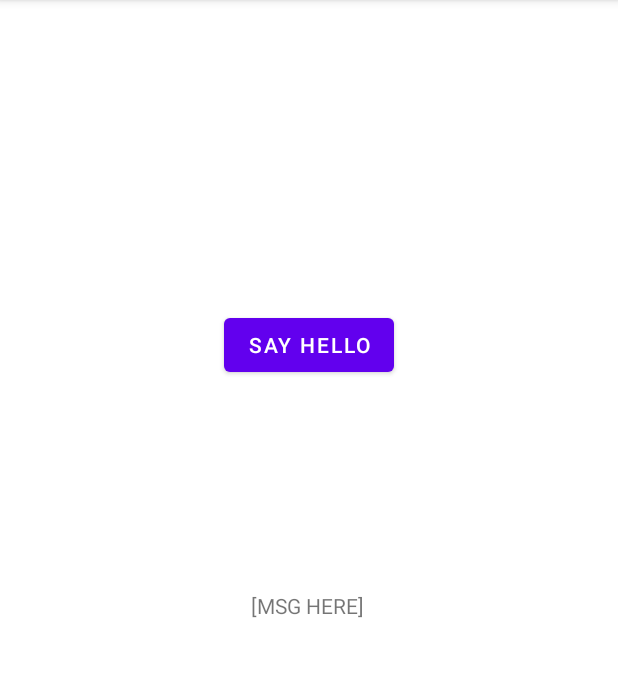
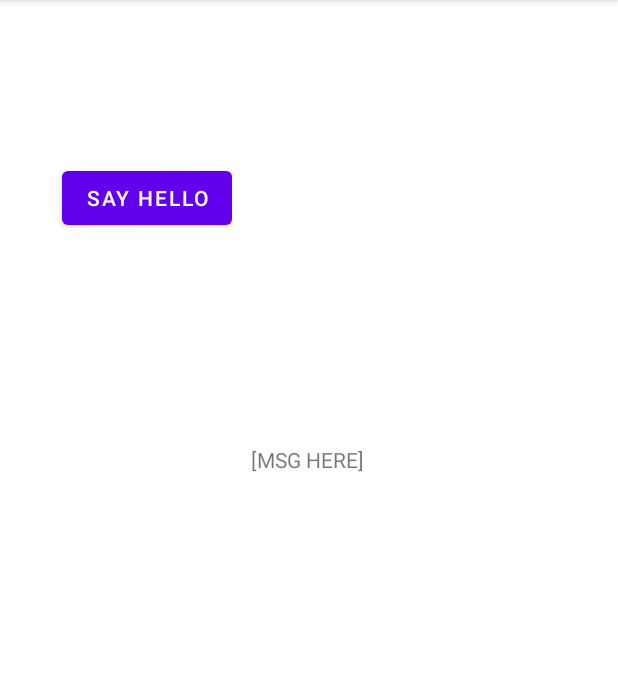
Before and after one commit to erenbudur/CS-501, an Android app: the screen it shows after launch (MainActivity), on a phone screen of 412 x 824 dp, the part 84-761 px from its top. Run offline under Robolectric (Android 15) with nearby library versions, the phone set to English and light mode, and no system bars.

Commit message:
changed xml file

```diff
--- a/HW1/app/src/main/res/layout/activity_main.xml
+++ b/HW1/app/src/main/res/layout/activity_main.xml
@@ -10,9 +10,10 @@
         android:id="@+id/btnSayHello"
         android:layout_width="wrap_content"
         android:layout_height="wrap_content"
-        android:layout_marginTop="206dp"
+        android:layout_marginTop="108dp"
         android:text="Say Hello"
         app:layout_constraintEnd_toEndOf="parent"
+        app:layout_constraintHorizontal_bias="0.138"
         app:layout_constraintStart_toStartOf="parent"
         app:layout_constraintTop_toTopOf="parent" />
 
```
